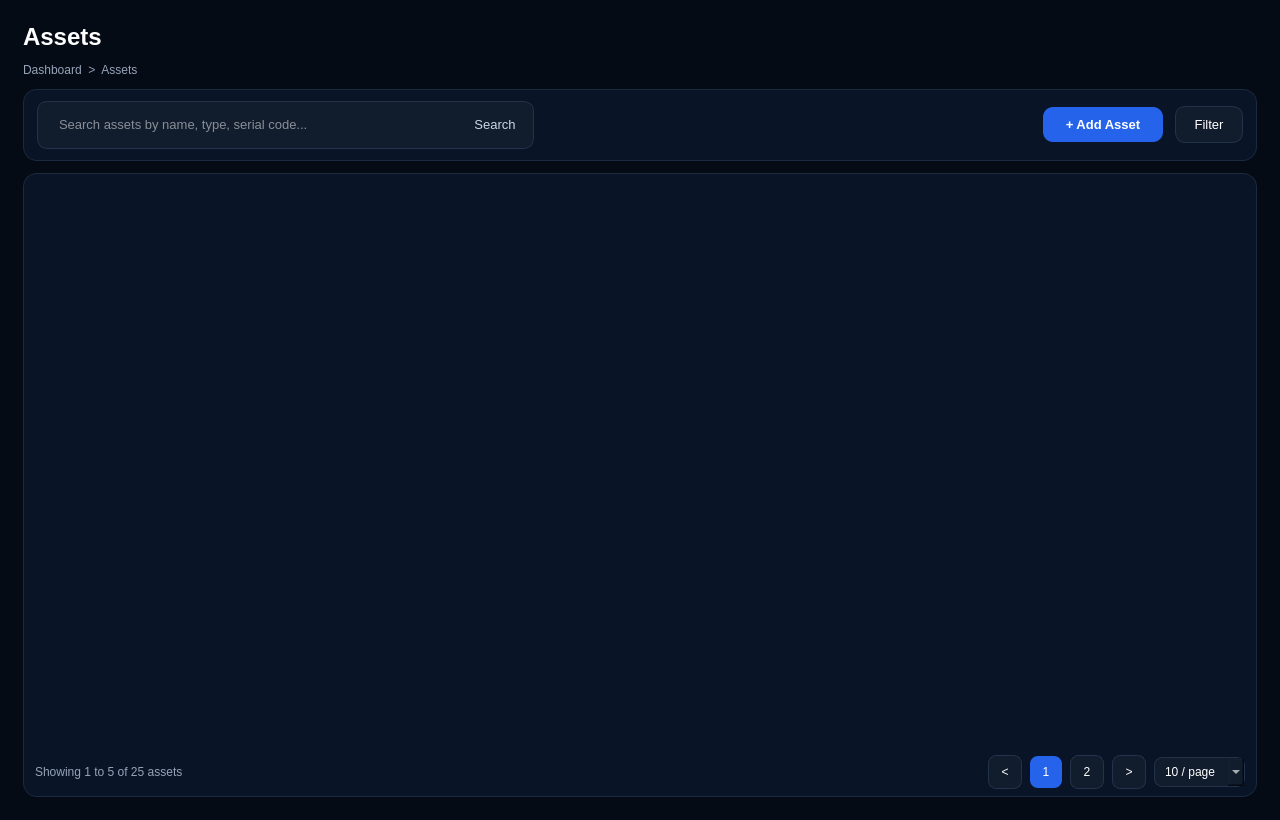
Felipeact/InventoryQtApp, file InventoryQtApp/AssetsPage.ui: the form before one commit.
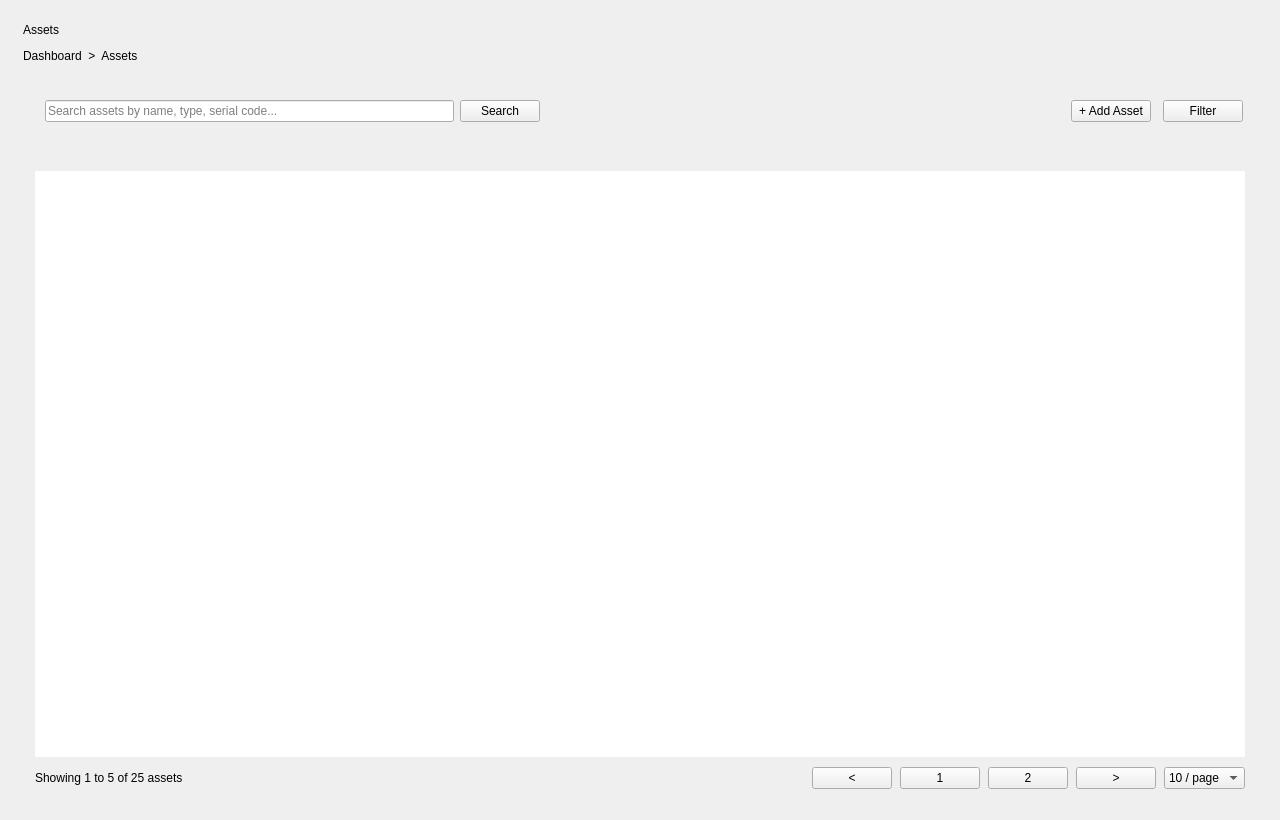
The form after the commit.

Diff of the .ui file:
```diff
--- a/InventoryQtApp/AssetsPage.ui
+++ b/InventoryQtApp/AssetsPage.ui
@@ -14,162 +14,7 @@
    <string>Assets</string>
   </property>
   <property name="styleSheet">
-   <string notr="true">
-				QWidget {
-				background-color: #050B14;
-				color: white;
-				font-family: &quot;Segoe UI&quot;;
-				}
-
-				QWidget#pageContainer {
-				background-color: transparent;
-				}
-
-				QLabel#pageTitle {
-				font-size: 24px;
-				font-weight: 700;
-				color: white;
-				}
-
-				QLabel#breadcrumbLabel {
-				font-size: 12px;
-				color: #94A3B8;
-				}
-
-				QWidget#toolbarContainer {
-				background-color: #091426;
-				border: 1px solid #1A2A40;
-				border-radius: 14px;
-				}
-
-				QWidget#searchContainer {
-				background-color: #111C2D;
-				border: 1px solid #22324A;
-				border-radius: 10px;
-				}
-
-				QLineEdit#assetSearchInput {
-				border: none;
-				background: transparent;
-				color: white;
-				padding-left: 12px;
-				font-size: 13px;
-				}
-
-				QPushButton#assetSearchButton {
-				border: none;
-				background: transparent;
-				color: #CBD5E1;
-				padding-right: 10px;
-				font-size: 13px;
-				}
-
-				QPushButton#addAssetButton {
-				background-color: #2563EB;
-				color: white;
-				border: none;
-				border-radius: 10px;
-				padding: 10px 22px;
-				font-size: 13px;
-				font-weight: 600;
-				}
-
-				QPushButton#addAssetButton:hover {
-				background-color: #3B82F6;
-				}
-
-				QPushButton#filterAssetButton {
-				background-color: #111C2D;
-				border: 1px solid #22324A;
-				color: white;
-				border-radius: 10px;
-				padding: 10px 18px;
-				font-size: 13px;
-				}
-
-				QWidget#tableCard {
-				background-color: #091426;
-				border: 1px solid #1A2A40;
-				border-radius: 14px;
-				}
-
-				QTableWidget#assetsTable {
-				background-color: transparent;
-				border: none;
-				color: white;
-				gridline-color: transparent;
-				outline: none;
-				font-size: 13px;
-				}
-
-				QHeaderView::section {
-				background-color: #0C1728;
-				color: #94A3B8;
-				border: none;
-				border-bottom: 1px solid #1F2E45;
-				padding-left: 12px;
-				height: 42px;
-				font-size: 12px;
-				font-weight: 600;
-				}
-
-				QTableWidget::item {
-				border-bottom: 1px solid #132238;
-				padding-left: 12px;
-				height: 44px;
-				}
-
-				QTableWidget::item:selected {
-				background-color: #132238;
-				}
-
-				QWidget#paginationContainer {
-				background-color: transparent;
-				border: none;
-				}
-
-				QLabel#paginationLabel {
-				background-color: transparent;
-				border: none;
-				color: #94A3B8;
-				font-size: 12px;
-				}
-
-				QPushButton#prevPageButton,
-				QPushButton#page2Button,
-				QPushButton#nextPageButton {
-				background-color: #111C2D;
-				border: 1px solid #22324A;
-				border-radius: 8px;
-				color: white;
-				min-width: 32px;
-				min-height: 32px;
-				}
-
-				QPushButton#prevPageButton:hover,
-				QPushButton#page2Button:hover,
-				QPushButton#nextPageButton:hover {
-				background-color: #1A2940;
-				border: 1px solid #2D4B73;
-				}
-
-				QPushButton#activePageButton {
-				background-color: #2563EB;
-				border: none;
-				border-radius: 8px;
-				color: white;
-				min-width: 32px;
-				min-height: 32px;
-				}
-
-				QComboBox#pageSizeCombo {
-				background-color: #111C2D;
-				border: 1px solid #22324A;
-				border-radius: 8px;
-				color: white;
-				padding: 6px 10px;
-				}
-			</string>
+			<string notr="true"/>
   </property>
   <layout class="QVBoxLayout" name="rootLayout">
    <property name="spacing">
@@ -331,18 +176,7 @@
          <item>
           <widget class="QWidget" name="paginationContainer" native="true">
            <property name="styleSheet">
-            <string notr="true">
-													QWidget#paginationContainer {
-													background-color: transparent;
-													border: none;
-													}
-
-													QLabel#paginationLabel {
-													background-color: transparent;
-													border: none;
-													color: #94A3B8;
-													}
-												</string>
+												<string notr="true"/>
            </property>
            <layout class="QHBoxLayout" name="paginationLayout">
             <property name="spacing">
@@ -363,7 +197,7 @@
             <item>
              <widget class="QLabel" name="paginationLabel">
               <property name="styleSheet">
-               <string notr="true">background-color: transparent; border: none; color: #94A3B8;</string>
+															<string notr="true"/>
               </property>
               <property name="text">
                <string>Showing 1 to 5 of 25 assets</string>
```
Lines whose indentation alone changed are shown as unchanged.
